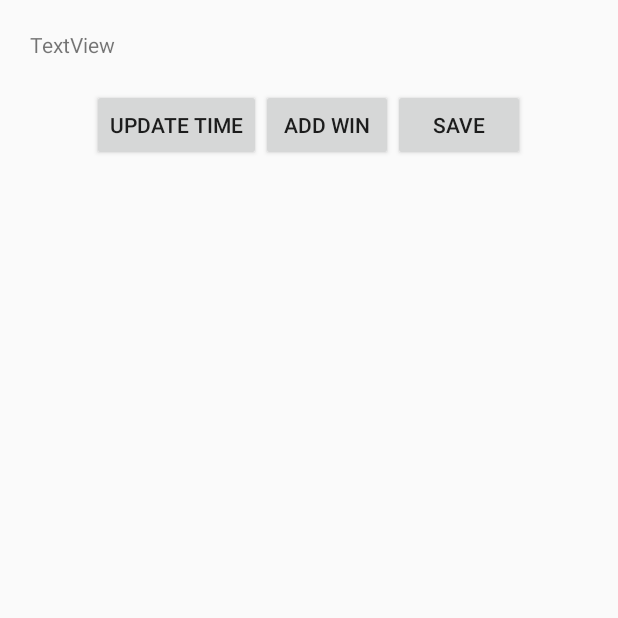
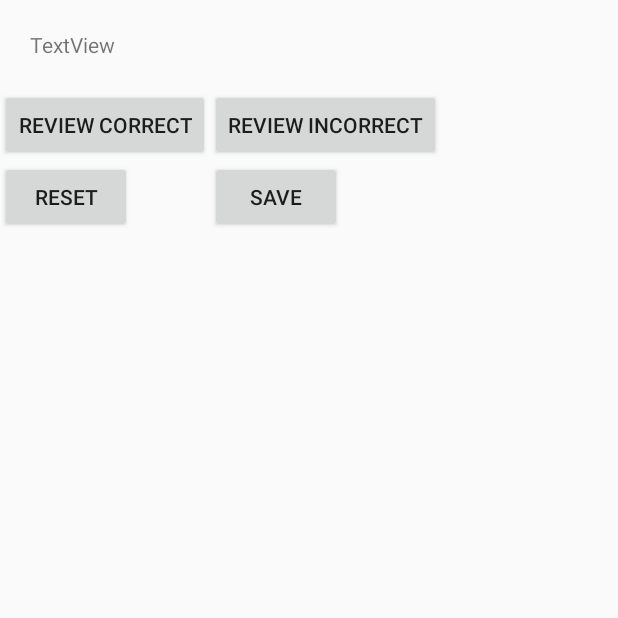
Before and after one commit to OnePunMan/RememberMeThis_Android, an Android app: the Popup screen opened directly, with no data from a screen before it, on a phone screen of 412 x 824 dp, the top half of it. Run offline under Robolectric (Android 15) with nearby library versions, the phone set to English and light mode, and no system bars; 1 statement that could not run was skipped.

Commit message:
Some code refactor and add new debug buttons

```diff
--- a/app/src/main/java/onepunman/remembermethis/Course.java
+++ b/app/src/main/java/onepunman/remembermethis/Course.java
@@ -161,6 +161,7 @@ public class Course {
                 return true;
             }
             catch (Exception e) {
+                Log.e(TAG, "Failed to create new file: ", e);
                 return false;
             }
         }
--- a/app/src/main/java/onepunman/remembermethis/Popup.java
+++ b/app/src/main/java/onepunman/remembermethis/Popup.java
@@ -17,6 +17,7 @@ public class Popup extends AppCompatActivity {
 
     Button btnUpdateTime;
     Button btnAddWin;
+    Button btnAddLose;
     Button btnSave;
 
     @Override
@@ -25,7 +26,7 @@ public class Popup extends AppCompatActivity {
         setContentView(R.layout.activity_popup);
 
         defText = findViewById(R.id.lblDefText);
-        btnUpdateTime = findViewById(R.id.btnUpdateTime);
+        btnAddLose = findViewById(R.id.btnAddLose);
         btnAddWin = findViewById(R.id.btnAddWin);
         btnSave = findViewById(R.id.btnSave);
 
--- a/app/src/main/java/onepunman/remembermethis/SelectCourse.java
+++ b/app/src/main/java/onepunman/remembermethis/SelectCourse.java
@@ -12,7 +12,7 @@ import android.widget.LinearLayout;
 import java.io.File;
 
 public class SelectCourse extends AppCompatActivity {
-
+    final static String TAG = "Debug";
     LinearLayout ll;
 
     @Override
@@ -32,7 +32,7 @@ public class SelectCourse extends AppCompatActivity {
         final File [] courseFiles = FileIO.getCourseFiles();
 
         if (courseFiles == null || courseFiles.length <= 0) {
-            Log.d("FileIO", "No Courses");
+            Log.d(TAG, "No Courses");
             return;
         }
 
--- a/app/src/main/res/layout/activity_course.xml
+++ b/app/src/main/res/layout/activity_course.xml
@@ -73,7 +73,7 @@
         android:layout_alignParentBottom="true"
         android:layout_alignParentStart="true"
         android:layout_marginBottom="84dp"
-        android:text="@string/addDef"
+        android:text="@string/add_new_def"
         app:layout_constraintBottom_toBottomOf="parent"
         app:layout_constraintHorizontal_bias="0.0"
         app:layout_constraintLeft_toLeftOf="parent"
--- a/app/src/main/res/layout/activity_main.xml
+++ b/app/src/main/res/layout/activity_main.xml
@@ -12,7 +12,7 @@
         android:layout_height="wrap_content"
         android:layout_marginEnd="8dp"
         android:layout_marginStart="8dp"
-        android:text="@string/AppTitle"
+        android:text="@string/app_title"
         android:textSize="36sp"
         app:layout_constraintTop_toTopOf="parent"
         android:layout_marginTop="8dp"
--- a/app/src/main/res/layout/activity_popup.xml
+++ b/app/src/main/res/layout/activity_popup.xml
@@ -4,6 +4,7 @@
     xmlns:tools="http://schemas.android.com/tools"
     android:layout_width="match_parent"
     android:layout_height="match_parent"
+    xmlns:grid="http://schemas.android.com/apk/res-auto"
     tools:context=".Popup">
 
     <TextView
@@ -20,24 +21,32 @@
         android:text="TextView" />
 
     <android.support.v7.widget.GridLayout
-        android:layout_width="wrap_content"
+        android:layout_width="fill_parent"
         android:layout_height="wrap_content"
         android:layout_alignParentBottom="true"
         android:layout_below="@+id/lblDefText"
-        android:layout_centerHorizontal="true"
-        android:layout_marginBottom="22dp">
+        android:layout_marginBottom="22dp"
 
-        <Button
-            android:id="@+id/btnUpdateTime"
-            android:layout_width="wrap_content"
-            android:layout_height="wrap_content"
-            android:text="Update Time" />
+        grid:alignmentMode="alignBounds"
+        grid:columnCount="2">
 
         <Button
             android:id="@+id/btnAddWin"
             android:layout_width="wrap_content"
             android:layout_height="wrap_content"
-            android:text="Add Win" />
+            android:text="Review Correct" />
+
+        <Button
+            android:id="@+id/btnAddLose"
+            android:layout_width="wrap_content"
+            android:layout_height="wrap_content"
+            android:text="Review Incorrect" />
+
+        <Button
+            android:id="@+id/btnReset"
+            android:layout_width="wrap_content"
+            android:layout_height="wrap_content"
+            android:text="Reset" />
 
         <Button
             android:id="@+id/btnSave"
```
Also changed, not shown: app/src/main/java/onepunman/remembermethis/CourseActivity.java (+17 -8 lines), app/src/main/java/onepunman/remembermethis/CreateNewCourse.java (+0 -9 lines), app/src/main/java/onepunman/remembermethis/Definition.java (+22 -4 lines), app/src/main/java/onepunman/remembermethis/FileIO.java (+6 -25 lines), app/src/main/java/onepunman/remembermethis/MainActivity.java (+8 -9 lines), app/src/main/java/onepunman/remembermethis/ObjectWrapper.java (deleted, +0 -15 lines), app/src/main/res/values/strings.xml (+5 -5 lines).
